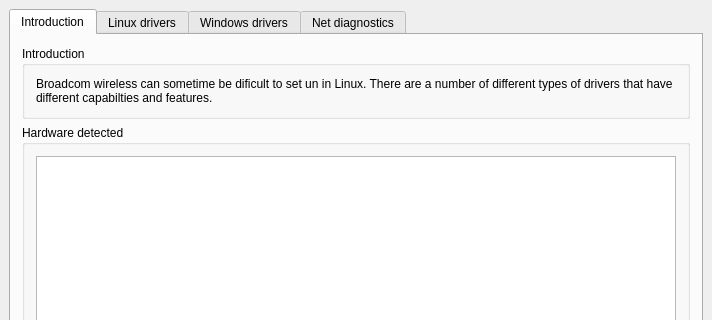
The window that meconfig.ui (AdrianTM/mx-broadcom-manager) describes before a commit, drawn with Qt 5; both pictures show x 0 to 712 and y 0 to 320 of the 712 by 537 pixel window.
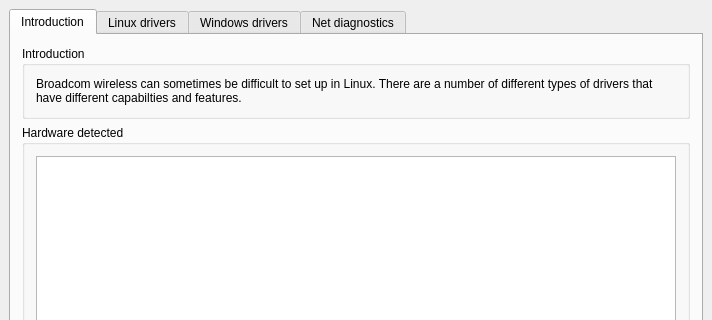
The same window after the commit. Icons and pictures are not drawn.

Diff of the .ui file:
```diff
--- a/meconfig.ui
+++ b/meconfig.ui
@@ -207,7 +207,7 @@
           <item>
            <widget class="QLabel" name="labelIntroduction">
             <property name="text">
-             <string>&lt;html&gt;&lt;head/&gt;&lt;body&gt;&lt;p&gt;Broadcom wireless can sometime be dificult to set un in Linux. There are a number of different types of drivers that have different capabilties and features.&lt;/p&gt;&lt;/body&gt;&lt;/html&gt;</string>
+             <string>&lt;html&gt;&lt;head/&gt;&lt;body&gt;&lt;p&gt;Broadcom wireless can sometimes be difficult to set up in Linux. There are a number of different types of drivers that have different capabilties and features.&lt;/p&gt;&lt;/body&gt;&lt;/html&gt;</string>
             </property>
             <property name="textFormat">
              <enum>Qt::RichText</enum>
```
